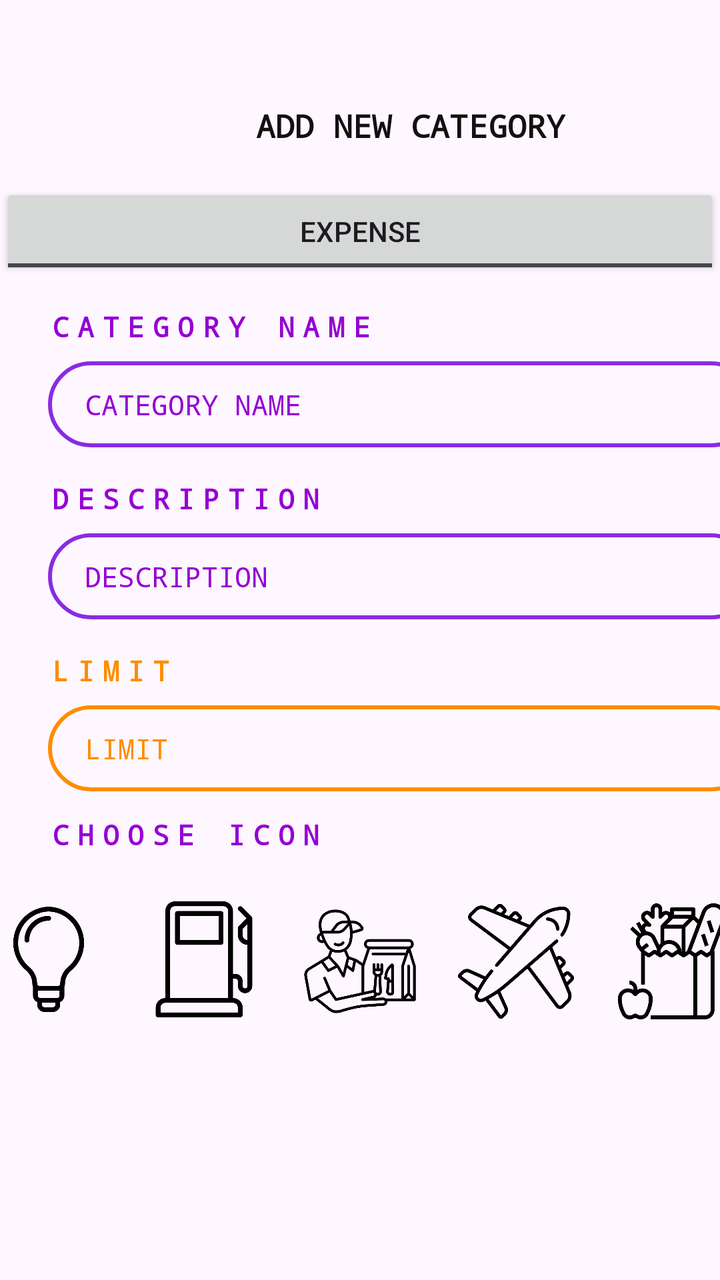
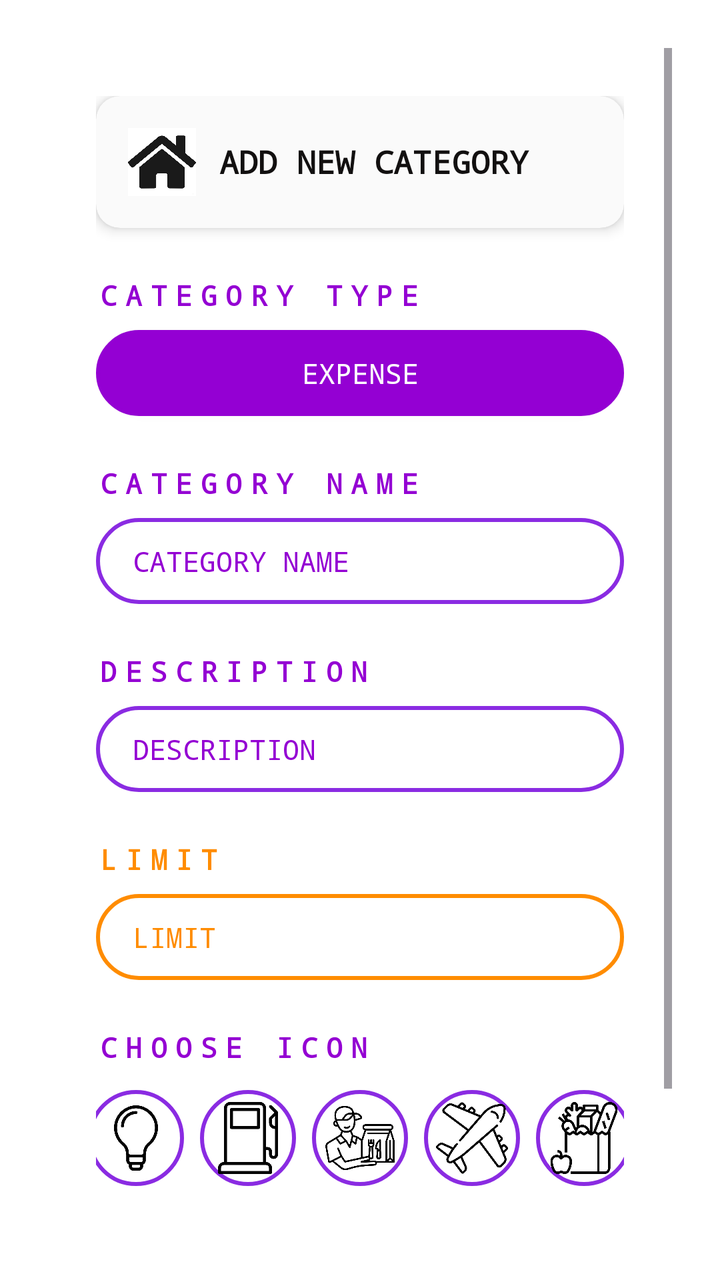

Two renders of the same Android screen: before a commit and after it. Below are the layout's source before the change and the commit's diff.
<!-- AndroidManifest.xml: application theme Theme.FlashApp -->
<!-- res/layout/activity_category.xml -->
<?xml version="1.0" encoding="utf-8"?>
<androidx.constraintlayout.widget.ConstraintLayout xmlns:android="http://schemas.android.com/apk/res/android"
    xmlns:app="http://schemas.android.com/apk/res-auto"
    xmlns:tools="http://schemas.android.com/tools"
    android:id="@+id/main"
    android:layout_width="match_parent"
    android:layout_height="match_parent"
    tools:context=".CategoryActivity">

    <TextView
        android:id="@+id/cate_heading"
        android:layout_width="wrap_content"
        android:layout_height="wrap_content"
        android:layout_marginStart="128dp"
        android:layout_marginTop="52dp"
        android:fontFamily="monospace"
        android:text="ADD NEW CATEGORY"
        android:textAlignment="center"
        android:textColor="#121010"
        android:textSize="16sp"
        android:textStyle="bold"
        app:layout_constraintStart_toStartOf="parent"
        app:layout_constraintTop_toTopOf="parent" />

    <ToggleButton
        android:id="@+id/toggle_type"
        android:layout_width="match_parent"
        android:layout_height="wrap_content"
        android:layout_marginTop="18dp"
        android:textOff="EXPENSE"
        android:textOn="INCOME"
        app:layout_constraintEnd_toEndOf="parent"
        app:layout_constraintStart_toStartOf="parent"
        app:layout_constraintTop_toBottomOf="@+id/cate_heading" />

    <EditText
        android:id="@+id/cate_name"
        android:layout_width="353dp"
        android:layout_height="43dp"
        android:layout_marginTop="8dp"
        android:background="@drawable/purple_button_border"
        android:ems="10"
        android:fontFamily="monospace"
        android:hint=" CATEGORY NAME"
        android:inputType="text"
        android:paddingStart="10sp"
        android:textAlignment="textStart"
        android:textColor="@color/DarkViolet"
        android:textColorHint="@color/DarkViolet"
        android:textSize="14sp"
        app:iconTint="@color/DarkViolet"
        app:layout_constraintStart_toStartOf="@+id/category_lbl"
        app:layout_constraintTop_toBottomOf="@+id/category_lbl" />

    <TextView
        android:id="@+id/category_lbl"
        android:layout_width="wrap_content"
        android:layout_height="wrap_content"
        android:layout_marginStart="24dp"
        android:layout_marginTop="14dp"
        android:fontFamily="monospace"
        android:letterSpacing="0.3"
        android:text="CATEGORY NAME"
        android:textAlignment="textStart"
        android:textColor="@color/DarkViolet"
        android:textSize="14sp"
        android:textStyle="bold"
        app:layout_constraintStart_toStartOf="parent"
        app:layout_constraintTop_toBottomOf="@+id/toggle_type" />

    <EditText
        android:id="@+id/cate_description"
        android:layout_width="353dp"
        android:layout_height="43dp"
        android:layout_marginTop="8dp"
        android:background="@drawable/purple_button_border"
        android:ems="10"
        android:fontFamily="monospace"
        android:hint=" DESCRIPTION"
        android:inputType="text"
        android:paddingStart="10sp"
        android:textAlignment="textStart"
        android:textColor="@color/DarkViolet"
        android:textColorHint="@color/DarkViolet"
        android:textSize="14sp"
        app:iconTint="@color/DarkViolet"
        app:layout_constraintStart_toStartOf="@+id/description_lbl"
        app:layout_constraintTop_toBottomOf="@+id/description_lbl" />

    <TextView
        android:id="@+id/description_lbl"
        android:layout_width="wrap_content"
        android:layout_height="wrap_content"
        android:layout_marginStart="24dp"
        android:layout_marginTop="16dp"
        android:fontFamily="monospace"
        android:letterSpacing="0.3"
        android:text="DESCRIPTION"
        android:textAlignment="textStart"
        android:textColor="@color/DarkViolet"
        android:textSize="14sp"
        android:textStyle="bold"
        app:layout_constraintStart_toStartOf="parent"
        app:layout_constraintTop_toBottomOf="@+id/cate_name" />

    <EditText
        android:id="@+id/cate_limit"
        android:layout_width="353dp"
        android:layout_height="43dp"
        android:layout_marginTop="8dp"
        android:background="@drawable/orange_button_border"
        android:ems="10"
        android:fontFamily="monospace"
        android:hint=" LIMIT"
        android:inputType="number"
        android:paddingStart="10sp"
        android:textAlignment="textStart"
        android:textColor="@color/DarkOrange"
        android:textColorHint="@color/DarkOrange"
        android:textSize="14sp"
        app:iconTint="@color/DarkOrange"
        app:layout_constraintStart_toStartOf="@+id/limit_lbl"
        app:layout_constraintTop_toBottomOf="@+id/limit_lbl" />

    <TextView
        android:id="@+id/limit_lbl"
        android:layout_width="wrap_content"
        android:layout_height="wrap_content"
        android:layout_marginStart="24dp"
        android:layout_marginTop="16dp"
        android:fontFamily="monospace"
        android:letterSpacing="0.3"
        android:text="LIMIT"
        android:textAlignment="textStart"
        android:textColor="@color/DarkOrange"
        android:textSize="14sp"
        android:textStyle="bold"
        app:layout_constraintStart_toStartOf="parent"
        app:layout_constraintTop_toBottomOf="@+id/cate_description" />

    <TextView
        android:id="@+id/icon_lbl"
        android:layout_width="wrap_content"
        android:layout_height="19dp"
        android:layout_marginStart="24dp"
        android:layout_marginTop="12dp"
        android:fontFamily="monospace"
        android:letterSpacing="0.3"
        android:text="CHOOSE ICON"
        android:textAlignment="textStart"
        android:textColor="@color/DarkViolet"
        android:textSize="14sp"
        android:textStyle="bold"
        app:layout_constraintStart_toStartOf="parent"
        app:layout_constraintTop_toBottomOf="@+id/cate_limit" />

    <ImageView
        android:id="@+id/imageView6"
        android:layout_width="62dp"
        android:layout_height="58dp"
        android:layout_marginStart="8dp"
        android:layout_marginTop="56dp"
        android:layout_marginEnd="8dp"
        android:contentDescription="Icon Preview"
        app:layout_constraintEnd_toStartOf="@+id/imageView7"
        app:layout_constraintStart_toEndOf="@+id/imageView5"
        app:layout_constraintTop_toBottomOf="@+id/cate_limit"
        app:srcCompat="@drawable/deliveryman" />

    <ImageView
        android:id="@+id/imageView8"
        android:layout_width="62dp"
        android:layout_height="58dp"
        android:layout_marginStart="8dp"
        android:layout_marginTop="56dp"
        android:layout_marginEnd="16dp"
        app:layout_constraintEnd_toEndOf="parent"
        app:layout_constraintStart_toEndOf="@+id/imageView7"
        app:layout_constraintTop_toBottomOf="@+id/cate_limit"
        app:srcCompat="@drawable/grocery" />

    <ImageView
        android:id="@+id/imageView3"
        android:layout_width="62dp"
        android:layout_height="58dp"
        android:layout_marginStart="16dp"
        android:layout_marginTop="24dp"
        android:layout_marginEnd="8dp"
        app:layout_constraintEnd_toStartOf="@+id/imageView5"
        app:layout_constraintStart_toStartOf="parent"
        app:layout_constraintTop_toBottomOf="@+id/icon_lbl"
        app:srcCompat="@drawable/bulb" />

    <ImageView
        android:id="@+id/imageView5"
        android:layout_width="62dp"
        android:layout_height="58dp"
        android:layout_marginStart="8dp"
        android:layout_marginTop="24dp"
        android:layout_marginEnd="8dp"
        app:layout_constraintEnd_toStartOf="@+id/imageView6"
        app:layout_constraintStart_toEndOf="@+id/imageView3"
        app:layout_constraintTop_toBottomOf="@+id/icon_lbl"
        app:srcCompat="@drawable/gasstation" />

    <ImageView
        android:id="@+id/imageView7"
        android:layout_width="62dp"
        android:layout_height="58dp"
        android:layout_marginStart="8dp"
        android:layout_marginTop="56dp"
        android:layout_marginEnd="8dp"
        app:layout_constraintEnd_toStartOf="@+id/imageView8"
        app:layout_constraintStart_toEndOf="@+id/imageView6"
        app:layout_constraintTop_toBottomOf="@+id/cate_limit"
        app:srcCompat="@drawable/plane" />


    <Button
        android:id="@+id/cate_save_btn"
        android:layout_width="136dp"
        android:layout_height="44dp"
        android:layout_marginTop="302dp"
        android:layout_marginEnd="32dp"
        android:background="@drawable/filled_purple_btn"
        android:cursorVisible="true"
        android:fontFamily="monospace"
        android:text="SAVE"
        android:textStyle="bold"
        app:layout_constraintEnd_toStartOf="@+id/cate_cancel_btn"
        app:layout_constraintTop_toBottomOf="@+id/cate_limit" />

    <Button
        android:id="@+id/cate_cancel_btn"
        android:layout_width="136dp"
        android:layout_height="44dp"
        android:layout_marginEnd="52dp"
        android:background="@drawable/orange_button_border"
        android:fontFamily="monospace"
        android:text="CANCEL"
        android:textColor="@color/DarkViolet"
        android:textStyle="bold"
        app:layout_constraintBottom_toBottomOf="@+id/cate_save_btn"
        app:layout_constraintEnd_toEndOf="parent"
        app:layout_constraintTop_toTopOf="@+id/cate_save_btn"
        app:layout_constraintVertical_bias="0.0" />



</androidx.constraintlayout.widget.ConstraintLayout>
<!-- resources referenced by this layout -->
<resources>
  <color name="DarkOrange">#FF8C00</color>
  <color name="DarkViolet">#9400D3</color>
  <!-- drawable bulb: png bitmap (drawable, 11989 bytes) -->
  <!-- drawable deliveryman: png bitmap (drawable, 24259 bytes) -->
  <!-- drawable filled_purple_btn (drawable) -->
  <?xml version="1.0" encoding="utf-8"?>
  <shape xmlns:android="http://schemas.android.com/apk/res/android"
      android:shape="rectangle">
      <solid android:color="@color/DarkViolet" /> 
      <stroke
          android:width="2dp"
          android:color="@color/DarkViolet" /> 
      <corners android:radius="32dp" /> 
  </shape>
  <!-- drawable gasstation: png bitmap (drawable, 7955 bytes) -->
  <!-- drawable grocery: png bitmap (drawable, 20408 bytes) -->
  <!-- drawable orange_button_border (drawable) -->
  <?xml version="1.0" encoding="utf-8"?>
  <shape xmlns:android="http://schemas.android.com/apk/res/android"
      android:shape="rectangle">
      <solid android:color="@android:color/transparent" />
      <stroke
          android:width="2dp"
          android:color="@color/DarkOrange" />
      <corners android:radius="32dp" />
  </shape>
  <!-- drawable plane: png bitmap (drawable, 32381 bytes) -->
  <!-- drawable purple_button_border (drawable) -->
  <?xml version="1.0" encoding="utf-8"?>
  <shape xmlns:android="http://schemas.android.com/apk/res/android"
      android:shape="rectangle">
      <solid android:color="@android:color/transparent" />
      <stroke
          android:width="2dp"
          android:color="@color/BlueViolet" />
      <corners android:radius="32dp" />
  </shape>
  <style name="Theme.FlashApp" parent="Base.Theme.FlashApp" />
  <color name="BlueViolet">#8A2BE2</color>
  <style name="Base.Theme.FlashApp" parent="Theme.Material3.DayNight.NoActionBar">
          
          
      </style>
</resources>

<!-- the commit's change to res/layout/activity_category.xml (unified diff, before → after) -->
@@ -1,250 +1,259 @@
 <?xml version="1.0" encoding="utf-8"?>
-<androidx.constraintlayout.widget.ConstraintLayout xmlns:android="http://schemas.android.com/apk/res/android"
+<ScrollView
+    xmlns:android="http://schemas.android.com/apk/res/android"
     xmlns:app="http://schemas.android.com/apk/res-auto"
     xmlns:tools="http://schemas.android.com/tools"
-    android:id="@+id/main"
     android:layout_width="match_parent"
     android:layout_height="match_parent"
+    android:background="#FFFFFF"
+    android:padding="24dp"
+    android:clipToPadding="false"
+    android:fillViewport="true"
+    android:fitsSystemWindows="true"
     tools:context=".CategoryActivity">
 
-    <TextView
-        android:id="@+id/cate_heading"
-        android:layout_width="wrap_content"
-        android:layout_height="wrap_content"
-        android:layout_marginStart="128dp"
-        android:layout_marginTop="52dp"
-        android:fontFamily="monospace"
-        android:text="ADD NEW CATEGORY"
-        android:textAlignment="center"
-        android:textColor="#121010"
-        android:textSize="16sp"
-        android:textStyle="bold"
-        app:layout_constraintStart_toStartOf="parent"
-        app:layout_constraintTop_toTopOf="parent" />
-
-    <ToggleButton
-        android:id="@+id/toggle_type"
+    <LinearLayout
         android:layout_width="match_parent"
         android:layout_height="wrap_content"
-        android:layout_marginTop="18dp"
-        android:textOff="EXPENSE"
-        android:textOn="INCOME"
-        app:layout_constraintEnd_toEndOf="parent"
-        app:layout_constraintStart_toStartOf="parent"
-        app:layout_constraintTop_toBottomOf="@+id/cate_heading" />
-
-    <EditText
-        android:id="@+id/cate_name"
-        android:layout_width="353dp"
-        android:layout_height="43dp"
-        android:layout_marginTop="8dp"
-        android:background="@drawable/purple_button_border"
-        android:ems="10"
-        android:fontFamily="monospace"
-        android:hint=" CATEGORY NAME"
-        android:inputType="text"
-        android:paddingStart="10sp"
-        android:textAlignment="textStart"
-        android:textColor="@color/DarkViolet"
-        android:textColorHint="@color/DarkViolet"
-        android:textSize="14sp"
-        app:iconTint="@color/DarkViolet"
-        app:layout_constraintStart_toStartOf="@+id/category_lbl"
-        app:layout_constraintTop_toBottomOf="@+id/category_lbl" />
-
-    <TextView
-        android:id="@+id/category_lbl"
-        android:layout_width="wrap_content"
-        android:layout_height="wrap_content"
-        android:layout_marginStart="24dp"
-        android:layout_marginTop="14dp"
-        android:fontFamily="monospace"
-        android:letterSpacing="0.3"
-        android:text="CATEGORY NAME"
-        android:textAlignment="textStart"
-        android:textColor="@color/DarkViolet"
-        android:textSize="14sp"
-        android:textStyle="bold"
-        app:layout_constraintStart_toStartOf="parent"
-        app:layout_constraintTop_toBottomOf="@+id/toggle_type" />
-
-    <EditText
-        android:id="@+id/cate_description"
-        android:layout_width="353dp"
-        android:layout_height="43dp"
-        android:layout_marginTop="8dp"
-        android:background="@drawable/purple_button_border"
-        android:ems="10"
-        android:fontFamily="monospace"
-        android:hint=" DESCRIPTION"
-        android:inputType="text"
-        android:paddingStart="10sp"
-        android:textAlignment="textStart"
-        android:textColor="@color/DarkViolet"
-        android:textColorHint="@color/DarkViolet"
-        android:textSize="14sp"
-        app:iconTint="@color/DarkViolet"
-        app:layout_constraintStart_toStartOf="@+id/description_lbl"
-        app:layout_constraintTop_toBottomOf="@+id/description_lbl" />
-
-    <TextView
-        android:id="@+id/description_lbl"
-        android:layout_width="wrap_content"
-        android:layout_height="wrap_content"
-        android:layout_marginStart="24dp"
-        android:layout_marginTop="16dp"
-        android:fontFamily="monospace"
-        android:letterSpacing="0.3"
-        android:text="DESCRIPTION"
-        android:textAlignment="textStart"
-        android:textColor="@color/DarkViolet"
-        android:textSize="14sp"
-        android:textStyle="bold"
-        app:layout_constraintStart_toStartOf="parent"
-        app:layout_constraintTop_toBottomOf="@+id/cate_name" />
-
-    <EditText
-        android:id="@+id/cate_limit"
-        android:layout_width="353dp"
-        android:layout_height="43dp"
-        android:layout_marginTop="8dp"
-        android:background="@drawable/orange_button_border"
-        android:ems="10"
-        android:fontFamily="monospace"
-        android:hint=" LIMIT"
-        android:inputType="number"
-        android:paddingStart="10sp"
-        android:textAlignment="textStart"
-        android:textColor="@color/DarkOrange"
-        android:textColorHint="@color/DarkOrange"
-        android:textSize="14sp"
-        app:iconTint="@color/DarkOrange"
-        app:layout_constraintStart_toStartOf="@+id/limit_lbl"
-        app:layout_constraintTop_toBottomOf="@+id/limit_lbl" />
-
-    <TextView
-        android:id="@+id/limit_lbl"
-        android:layout_width="wrap_content"
-        android:layout_height="wrap_content"
-        android:layout_marginStart="24dp"
-        android:layout_marginTop="16dp"
-        android:fontFamily="monospace"
-        android:letterSpacing="0.3"
-        android:text="LIMIT"
-        android:textAlignment="textStart"
-        android:textColor="@color/DarkOrange"
-        android:textSize="14sp"
-        android:textStyle="bold"
-        app:layout_constraintStart_toStartOf="parent"
-        app:layout_constraintTop_toBottomOf="@+id/cate_description" />
-
-    <TextView
-        android:id="@+id/icon_lbl"
-        android:layout_width="wrap_content"
-        android:layout_height="19dp"
-        android:layout_marginStart="24dp"
-        android:layout_marginTop="12dp"
-        android:fontFamily="monospace"
-        android:letterSpacing="0.3"
-        android:text="CHOOSE ICON"
-        android:textAlignment="textStart"
-        android:textColor="@color/DarkViolet"
-        android:textSize="14sp"
-        android:textStyle="bold"
-        app:layout_constraintStart_toStartOf="parent"
-        app:layout_constraintTop_toBottomOf="@+id/cate_limit" />
-
-    <ImageView
-        android:id="@+id/imageView6"
-        android:layout_width="62dp"
-        android:layout_height="58dp"
-        android:layout_marginStart="8dp"
-        android:layout_marginTop="56dp"
-        android:layout_marginEnd="8dp"
-        android:contentDescription="Icon Preview"
-        app:layout_constraintEnd_toStartOf="@+id/imageView7"
-        app:layout_constraintStart_toEndOf="@+id/imageView5"
-        app:layout_constraintTop_toBottomOf="@+id/cate_limit"
-        app:srcCompat="@drawable/deliveryman" />
-
-    <ImageView
-        android:id="@+id/imageView8"
-        android:layout_width="62dp"
-        android:layout_height="58dp"
-        android:layout_marginStart="8dp"
-        android:layout_marginTop="56dp"
-        android:layout_marginEnd="16dp"
-        app:layout_constraintEnd_toEndOf="parent"
-        app:layout_constraintStart_toEndOf="@+id/imageView7"
-        app:layout_constraintTop_toBottomOf="@+id/cate_limit"
-        app:srcCompat="@drawable/grocery" />
-
-    <ImageView
-        android:id="@+id/imageView3"
-        android:layout_width="62dp"
-        android:layout_height="58dp"
-        android:layout_marginStart="16dp"
-        android:layout_marginTop="24dp"
-        android:layout_marginEnd="8dp"
-        app:layout_constraintEnd_toStartOf="@+id/imageView5"
-        app:layout_constraintStart_toStartOf="parent"
-        app:layout_constraintTop_toBottomOf="@+id/icon_lbl"
-        app:srcCompat="@drawable/bulb" />
-
-    <ImageView
-        android:id="@+id/imageView5"
-        android:layout_width="62dp"
-        android:layout_height="58dp"
-        android:layout_marginStart="8dp"
-        android:layout_marginTop="24dp"
-        android:layout_marginEnd="8dp"
-        app:layout_constraintEnd_toStartOf="@+id/imageView6"
-        app:layout_constraintStart_toEndOf="@+id/imageView3"
-        app:layout_constraintTop_toBottomOf="@+id/icon_lbl"
-        app:srcCompat="@drawable/gasstation" />
-
-    <ImageView
-        android:id="@+id/imageView7"
-        android:layout_width="62dp"
-        android:layout_height="58dp"
-        android:layout_marginStart="8dp"
-        android:layout_marginTop="56dp"
-        android:layout_marginEnd="8dp"
-        app:layout_constraintEnd_toStartOf="@+id/imageView8"
-        app:layout_constraintStart_toEndOf="@+id/imageView6"
-        app:layout_constraintTop_toBottomOf="@+id/cate_limit"
-        app:srcCompat="@drawable/plane" />
-
-
-    <Button
-        android:id="@+id/cate_save_btn"
-        android:layout_width="136dp"
-        android:layout_height="44dp"
-        android:layout_marginTop="302dp"
-        android:layout_marginEnd="32dp"
-        android:background="@drawable/filled_purple_btn"
-        android:cursorVisible="true"
-        android:fontFamily="monospace"
-        android:text="SAVE"
-        android:textStyle="bold"
-        app:layout_constraintEnd_toStartOf="@+id/cate_cancel_btn"
-        app:layout_constraintTop_toBottomOf="@+id/cate_limit" />
-
-    <Button
-        android:id="@+id/cate_cancel_btn"
-        android:layout_width="136dp"
-        android:layout_height="44dp"
-        android:layout_marginEnd="52dp"
-        android:background="@drawable/orange_button_border"
-        android:fontFamily="monospace"
-        android:text="CANCEL"
-        android:textColor="@color/DarkViolet"
-        android:textStyle="bold"
-        app:layout_constraintBottom_toBottomOf="@+id/cate_save_btn"
-        app:layout_constraintEnd_toEndOf="parent"
-        app:layout_constraintTop_toTopOf="@+id/cate_save_btn"
-        app:layout_constraintVertical_bias="0.0" />
-
-
-
-</androidx.constraintlayout.widget.ConstraintLayout>
+        android:orientation="vertical"
+        android:padding="24dp"
+        android:gravity="center_horizontal">
+
+        
+        <androidx.cardview.widget.CardView
+            android:layout_width="match_parent"
+            android:layout_height="wrap_content"
+            android:layout_marginBottom="24dp"
+            android:backgroundTint="#FAFAFA"
+            app:cardCornerRadius="12dp"
+            app:cardElevation="4dp">
+
+            <LinearLayout
+                android:layout_width="match_parent"
+                android:layout_height="wrap_content"
+                android:orientation="horizontal"
+                android:gravity="center_vertical"
+                android:padding="12dp">
+
+                <ImageView
+                    android:id="@+id/homeIcon"
+                    android:layout_width="42dp"
+                    android:layout_height="42dp"
+                    android:src="@drawable/ic_home"
+                    android:contentDescription="Back to Dashboard"
+                    android:padding="4dp"
+                    android:clickable="true"
+                    android:focusable="true" />
+
+                <TextView
+                    android:id="@+id/cate_heading"
+                    android:layout_width="0dp"
+                    android:layout_height="wrap_content"
+                    android:layout_weight="1"
+                    android:text="ADD NEW CATEGORY"
+                    android:textColor="#121010"
+                    android:textSize="16sp"
+                    android:textStyle="bold"
+                    android:fontFamily="monospace"
+                    android:gravity="center"
+                    android:layout_marginStart="-28dp" />
+            </LinearLayout>
+        </androidx.cardview.widget.CardView>
+
+        
+        <TextView
+            android:layout_width="match_parent"
+            android:layout_height="wrap_content"
+            android:text="CATEGORY TYPE"
+            android:textColor="@color/DarkViolet"
+            android:letterSpacing="0.3"
+            android:textSize="14sp"
+            android:textStyle="bold"
+            android:layout_marginBottom="8dp"
+            android:fontFamily="monospace" />
+
+        <ToggleButton
+            android:id="@+id/toggle_type"
+            android:layout_width="match_parent"
+            android:layout_height="43dp"
+            android:textOff="EXPENSE"
+            android:textOn="INCOME"
+            android:fontFamily="monospace"
+            android:background="@drawable/filled_purple_btn"
+            android:textColor="@color/white"
+            android:layout_marginBottom="24dp" />
+
+        
+        <TextView
+            android:id="@+id/category_lbl"
+            android:layout_width="match_parent"
+            android:layout_height="wrap_content"
+            android:fontFamily="monospace"
+            android:letterSpacing="0.3"
+            android:text="CATEGORY NAME"
+            android:textColor="@color/DarkViolet"
+            android:textSize="14sp"
+            android:textStyle="bold"
+            android:layout_marginBottom="8dp" />
+
+        <EditText
+            android:id="@+id/cate_name"
+            android:layout_width="match_parent"
+            android:layout_height="43dp"
+            android:background="@drawable/purple_button_border"
+            android:fontFamily="monospace"
+            android:hint=" CATEGORY NAME"
+            android:inputType="text"
+            android:paddingStart="10dp"
+            android:textColor="@color/DarkViolet"
+            android:textColorHint="@color/DarkViolet"
+            android:textSize="14sp"
+            android:layout_marginBottom="24dp" />
+
+        
+        <TextView
+            android:id="@+id/description_lbl"
+            android:layout_width="match_parent"
+            android:layout_height="wrap_content"
+            android:fontFamily="monospace"
+            android:letterSpacing="0.3"
+            android:text="DESCRIPTION"
+            android:textColor="@color/DarkViolet"
+            android:textSize="14sp"
+            android:textStyle="bold"
+            android:layout_marginBottom="8dp" />
+
+        <EditText
+            android:id="@+id/cate_description"
+            android:layout_width="match_parent"
+            android:layout_height="43dp"
+            android:background="@drawable/purple_button_border"
+            android:fontFamily="monospace"
+            android:hint=" DESCRIPTION"
+            android:inputType="text"
+            android:paddingStart="10dp"
+            android:textColor="@color/DarkViolet"
+            android:textColorHint="@color/DarkViolet"
+            android:textSize="14sp"
+            android:layout_marginBottom="24dp" />
+
+        
+        <TextView
+            android:id="@+id/limit_lbl"
+            android:layout_width="match_parent"
+            android:layout_height="wrap_content"
+            android:fontFamily="monospace"
+            android:letterSpacing="0.3"
+            android:text="LIMIT"
+            android:textColor="@color/DarkOrange"
+            android:textSize="14sp"
+            android:textStyle="bold"
+            android:layout_marginBottom="8dp" />
+
+        <EditText
+            android:id="@+id/cate_limit"
+            android:layout_width="match_parent"
+            android:layout_height="43dp"
+            android:background="@drawable/orange_button_border"
+            android:fontFamily="monospace"
+            android:hint=" LIMIT"
+            android:inputType="number"
+            android:paddingStart="10dp"
+            android:textColor="@color/DarkOrange"
+            android:textColorHint="@color/DarkOrange"
+            android:textSize="14sp"
+            android:layout_marginBottom="24dp" />
+
+        
+        <TextView
+            android:id="@+id/icon_lbl"
+            android:layout_width="match_parent"
+            android:layout_height="wrap_content"
+            android:fontFamily="monospace"
+            android:letterSpacing="0.3"
+            android:text="CHOOSE ICON"
+            android:textColor="@color/DarkViolet"
+            android:textSize="14sp"
+            android:textStyle="bold"
+            android:layout_marginBottom="12dp" />
+
+        
+        <LinearLayout
+            android:layout_width="match_parent"
+            android:layout_height="wrap_content"
+            android:orientation="horizontal"
+            android:gravity="center"
+            android:layout_marginBottom="24dp">
+
+            <ImageView
+                android:id="@+id/imageView3"
+                android:layout_width="48dp"
+                android:layout_height="48dp"
+                android:src="@drawable/bulb"
+                android:background="@drawable/purple_button_border"
+                android:padding="6dp" />
+
+            <ImageView
+                android:id="@+id/imageView5"
+                android:layout_width="48dp"
+                android:layout_height="48dp"
+                android:src="@drawable/gasstation"
+                android:background="@drawable/purple_button_border"
+                android:padding="6dp"
+                android:layout_marginStart="8dp" />
+
+            <ImageView
+                android:id="@+id/imageView6"
+                android:layout_width="48dp"
+                android:layout_height="48dp"
+                android:src="@drawable/deliveryman"
+                android:background="@drawable/purple_button_border"
+                android:padding="6dp"
+                android:layout_marginStart="8dp" />
+
+            <ImageView
+                android:id="@+id/imageView7"
+                android:layout_width="48dp"
+                android:layout_height="48dp"
+                android:src="@drawable/plane"
+                android:background="@drawable/purple_button_border"
+                android:padding="6dp"
+                android:layout_marginStart="8dp" />
+
+            <ImageView
+                android:id="@+id/imageView8"
+                android:layout_width="48dp"
+                android:layout_height="48dp"
+                android:src="@drawable/grocery"
+                android:background="@drawable/purple_button_border"
+                android:padding="6dp"
+                android:layout_marginStart="8dp" />
+        </LinearLayout>
+
+        
+        <LinearLayout
+            android:layout_width="match_parent"
+            android:layout_height="wrap_content"
+            android:orientation="horizontal"
+            android:gravity="center"
+            android:layout_marginTop="24dp"
+            android:layout_marginBottom="12dp">
+
+            
+            <Button
+                android:id="@+id/cate_save_btn"
+                android:layout_width="match_parent"
+                android:layout_height="wrap_content"
+                android:background="@drawable/purple_button_border"
+                android:text="Save"
+                android:textColor="@color/BlueViolet"
+                android:textStyle="bold"
+                android:fontFamily="monospace"
+                android:paddingTop="12dp"
+                android:paddingBottom="12dp" />
+        </LinearLayout>
+
+
+    </LinearLayout>
+
+</ScrollView>
<!-- resource entries referenced after the edit -->
@@ -2,6 +2,7 @@
 <resources>
   <color name="DarkOrange">#FF8C00</color>
   <color name="DarkViolet">#9400D3</color>
+  <color name="white">#FFFFFFFF</color>
   <!-- drawable bulb: png bitmap (drawable, 11989 bytes) -->
   <!-- drawable deliveryman: png bitmap (drawable, 24259 bytes) -->
   <!-- drawable filled_purple_btn (drawable) -->
@@ -16,6 +17,7 @@
   </shape>
   <!-- drawable gasstation: png bitmap (drawable, 7955 bytes) -->
   <!-- drawable grocery: png bitmap (drawable, 20408 bytes) -->
+  <!-- drawable ic_home: png bitmap (drawable, 31080 bytes) -->
   <!-- drawable orange_button_border (drawable) -->
   <?xml version="1.0" encoding="utf-8"?>
   <shape xmlns:android="http://schemas.android.com/apk/res/android"
